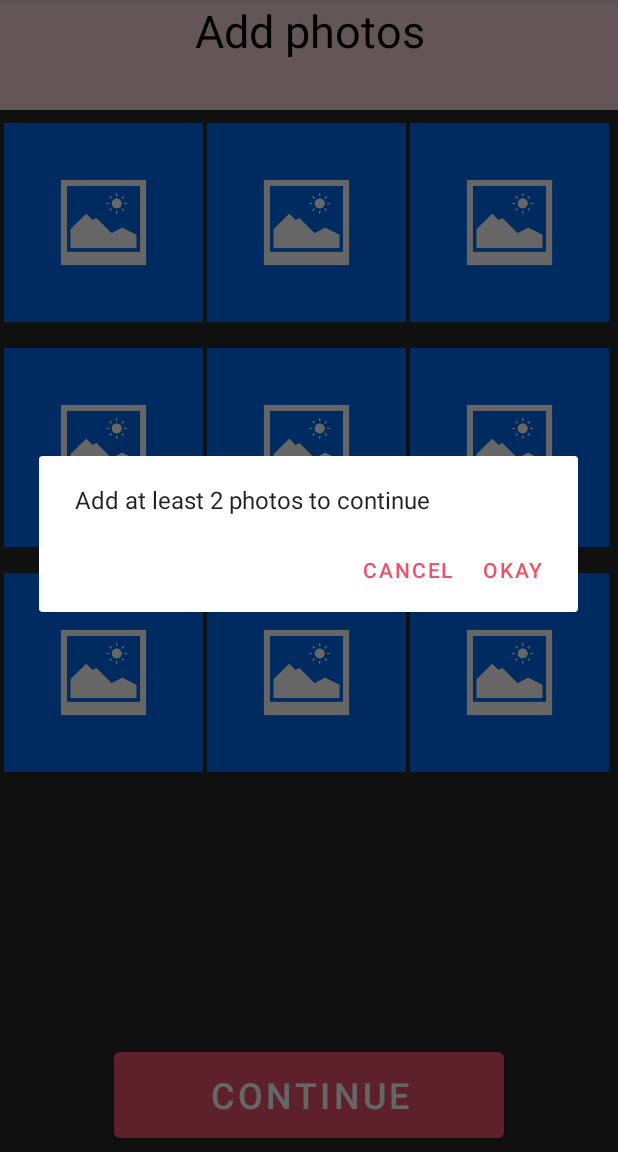
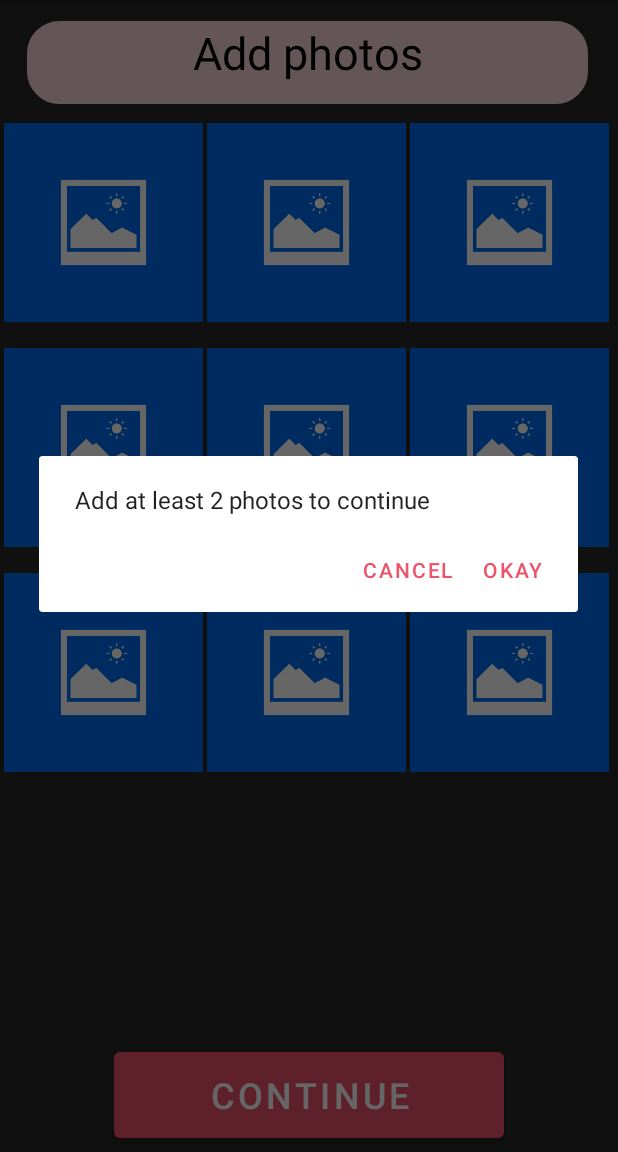
Before and after one commit to Jony8gf/JonathanGonzalezFragaPDM, an Android app: the MainActivity2_ImagenesDePerfil screen opened directly, with no data from a screen before it, after a tap on "CONTINUE", on a phone screen of 412 x 824 dp, the part 84-1236 px from its top. Run offline under Robolectric (Android 15) with nearby library versions, the phone set to English and light mode, and no system bars; our stand-ins replace Firebase (no records; nobody signed in at launch, a user with empty details on screens opened directly); pictures from the network do not load.

Commit message:
Material Design v3

```diff
--- a/app/src/main/java/com/example/jonathangonzalezfragapdm/MainActivity.java
+++ b/app/src/main/java/com/example/jonathangonzalezfragapdm/MainActivity.java
@@ -85,8 +85,8 @@ public class MainActivity extends AppCompatActivity {
         mpMusica.release();
 
         //Intent intent = new Intent(this, MainActivity2_ReiniciarContrasena.class);
-        Intent intent = new Intent(this, MainActivity2_Perfil.class);
-        //Intent intent = new Intent(this, MainActivity2_ImagenesDePerfil.class);
+        //Intent intent = new Intent(this, MainActivity2_Perfil.class);
+        Intent intent = new Intent(this, MainActivity2_ImagenesDePerfil.class);
         startActivity(intent);
         //Finalizar Activity
         finish();
--- /dev/null
+++ b/app/src/main/res/drawable/redondear_textview.xml
@@ -0,0 +1,14 @@
+<?xml version="1.0" encoding="utf-8"?>
+<shape xmlns:android="http://schemas.android.com/apk/res/android" android:shape="rectangle">
+    <solid android:color="@color/pink_safe"/>
+
+    <stroke android:width="3dp"
+        android:color="@color/pink_safe"/>
+
+    <padding android:left="1dp"
+        android:top="1dp"
+        android:right="1dp"
+        android:bottom="1dp"/>
+
+    <corners android:radius="30px"/>
+</shape>
--- a/app/src/main/res/layout-land/activity_main_activity2__creacion_cita.xml
+++ b/app/src/main/res/layout-land/activity_main_activity2__creacion_cita.xml
@@ -31,7 +31,7 @@
         android:layout_marginStart="68dp"
         android:layout_marginTop="5dp"
         android:layout_marginEnd="57dp"
-        android:background="@color/pink_safe"
+        android:background="@drawable/redondear_textview"
         android:text="@string/cita"
         android:textAlignment="center"
         android:textColor="@color/black"
--- a/app/src/main/res/layout-land/activity_main_activity2__imagenes_de_perfil.xml
+++ b/app/src/main/res/layout-land/activity_main_activity2__imagenes_de_perfil.xml
@@ -17,7 +17,7 @@
         android:layout_marginStart="0dp"
         android:layout_marginTop="0dp"
         android:layout_marginEnd="0dp"
-        android:background="@color/pink_safe"
+        android:background="@drawable/redondear_textview"
         android:text="@string/añadir_fotos"
         android:textAlignment="center"
         android:textColor="#000000"
@@ -69,7 +69,7 @@
                     android:layout_height="150dp"
                     android:layout_weight="1"
                     android:contentDescription="@string/añadir_fotos"
-                    android:onClick="Camera"
+                    android:onClick="onLongSelectorImage"
                     android:paddingLeft="1dp"
                     android:paddingRight="1dp"
                     app:srcCompat="@drawable/previo" />
@@ -80,7 +80,7 @@
                     android:layout_height="150dp"
                     android:layout_weight="1"
                     android:contentDescription="@string/añadir_fotos"
-                    android:onClick="Camera"
+                    android:onClick="onLongSelectorImage"
                     android:paddingLeft="1dp"
                     android:paddingRight="1dp"
                     app:srcCompat="@drawable/previo" />
@@ -91,7 +91,7 @@
                     android:layout_height="150dp"
                     android:layout_weight="1"
                     android:contentDescription="@string/añadir_fotos"
-                    android:onClick="Camera"
+                    android:onClick="onLongSelectorImage"
                     android:paddingLeft="1dp"
                     android:paddingRight="1dp"
                     app:srcCompat="@drawable/previo" />
@@ -115,7 +115,7 @@
                     android:layout_height="150dp"
                     android:layout_weight="1"
                     android:contentDescription="@string/añadir_fotos"
-                    android:onClick="Camera"
+                    android:onClick="onLongSelectorImage"
                     android:paddingLeft="1dp"
                     android:paddingRight="1dp"
                     app:srcCompat="@drawable/previo" />
@@ -126,7 +126,7 @@
                     android:layout_height="150dp"
                     android:layout_weight="1"
                     android:contentDescription="@string/añadir_fotos"
-                    android:onClick="Camera"
+                    android:onClick="onLongSelectorImage"
                     android:paddingLeft="1dp"
                     android:paddingRight="1dp"
                     app:srcCompat="@drawable/previo" />
@@ -137,7 +137,7 @@
                     android:layout_height="150dp"
                     android:layout_weight="1"
                     android:contentDescription="@string/añadir_fotos"
-                    android:onClick="Camera"
+                    android:onClick="onLongSelectorImage"
                     android:paddingLeft="1dp"
                     android:paddingRight="1dp"
                     app:srcCompat="@drawable/previo" />
@@ -161,7 +161,7 @@
                     android:layout_height="150dp"
                     android:layout_weight="1"
                     android:contentDescription="@string/añadir_fotos"
-                    android:onClick="Camera"
+                    android:onClick="onLongSelectorImage"
                     android:paddingLeft="1dp"
                     android:paddingRight="1dp"
                     app:srcCompat="@drawable/previo" />
@@ -172,7 +172,7 @@
                     android:layout_height="150dp"
                     android:layout_weight="1"
                     android:contentDescription="@string/añadir_fotos"
-                    android:onClick="Camera"
+                    android:onClick="onLongSelectorImage"
                     android:paddingLeft="1dp"
                     android:paddingRight="1dp"
                     app:srcCompat="@drawable/previo" />
@@ -183,7 +183,7 @@
                     android:layout_height="150dp"
                     android:layout_weight="1"
                     android:contentDescription="@string/añadir_fotos"
-                    android:onClick="Camera"
+                    android:onClick="onLongSelectorImage"
                     android:paddingLeft="1dp"
                     android:paddingRight="1dp"
                     app:srcCompat="@drawable/previo" />
--- a/app/src/main/res/layout-land/activity_main_activity2__muestrame.xml
+++ b/app/src/main/res/layout-land/activity_main_activity2__muestrame.xml
@@ -43,7 +43,7 @@
             android:layout_marginStart="0dp"
             android:layout_marginTop="0dp"
             android:layout_marginEnd="0dp"
-            android:background="@color/pink_safe"
+            android:background="@drawable/redondear_textview"
             android:text="@string/muestrame"
             android:textAlignment="center"
             android:textColor="#000000"
@@ -99,7 +99,7 @@
             android:layout_marginStart="0dp"
             android:layout_marginTop="0dp"
             android:layout_marginEnd="0dp"
-            android:background="@color/pink_safe"
+            android:background="@drawable/redondear_textview"
             android:text="@string/busco"
             android:textAlignment="center"
             android:textColor="#000000"
--- a/app/src/main/res/layout/activity_main_activity2__bienvenida_normas.xml
+++ b/app/src/main/res/layout/activity_main_activity2__bienvenida_normas.xml
@@ -85,11 +85,11 @@
         android:layout_marginStart="0dp"
         android:layout_marginTop="0dp"
         android:layout_marginEnd="0dp"
-        android:background="@color/pink_safe"
         android:text="@string/bienvenida"
         android:textAlignment="center"
         android:textColor="#000000"
-        android:textSize="30sp" />
+        android:textSize="30sp"
+        android:background="@drawable/redondear_textview"/>
 
     <Button
         android:id="@+id/button_AceptoNormas"
--- a/app/src/main/res/layout/activity_main_activity2__creacion_cita.xml
+++ b/app/src/main/res/layout/activity_main_activity2__creacion_cita.xml
@@ -29,13 +29,13 @@
         android:layout_marginStart="62dp"
         android:layout_marginTop="20dp"
         android:layout_marginEnd="63dp"
-        android:background="@color/pink_safe"
         android:text="@string/cita"
         android:textAlignment="center"
         android:textColor="@color/black"
         android:textColorLink="#FFFFFF"
         android:textSize="24sp"
-        android:textStyle="italic" />
+        android:textStyle="italic"
+        android:background="@drawable/redondear_textview"/>
 
     <Button
         android:id="@+id/button_PropuestaDeCita"
--- a/app/src/main/res/layout/activity_main_activity2__imagenes_de_perfil.xml
+++ b/app/src/main/res/layout/activity_main_activity2__imagenes_de_perfil.xml
@@ -9,15 +9,16 @@
 
     <TextView
         android:id="@+id/textView_AñadirImagenes"
-        android:layout_width="match_parent"
-        android:layout_height="73dp"
+        android:layout_width="373dp"
+        android:layout_height="55dp"
         android:layout_alignParentStart="true"
         android:layout_alignParentTop="true"
         android:layout_alignParentEnd="true"
-        android:layout_marginStart="0dp"
-        android:layout_marginTop="0dp"
-        android:layout_marginEnd="0dp"
-        android:background="@color/pink_safe"
+        android:layout_centerHorizontal="true"
+        android:layout_marginStart="18dp"
+        android:layout_marginTop="14dp"
+        android:layout_marginEnd="20dp"
+        android:background="@drawable/redondear_textview"
         android:text="@string/añadir_fotos"
         android:textAlignment="center"
         android:textColor="#000000"
--- a/app/src/main/res/layout/activity_main_activity2__muestrame.xml
+++ b/app/src/main/res/layout/activity_main_activity2__muestrame.xml
@@ -47,7 +47,7 @@
                 android:layout_marginStart="0dp"
                 android:layout_marginTop="0dp"
                 android:layout_marginEnd="0dp"
-                android:background="@color/pink_safe"
+                android:background="@drawable/redondear_textview"
                 android:text="@string/busco"
                 android:textAlignment="center"
                 android:textColor="#000000"
@@ -99,7 +99,7 @@
                 android:layout_marginStart="0dp"
                 android:layout_marginTop="0dp"
                 android:layout_marginEnd="0dp"
-                android:background="@color/pink_safe"
+                android:background="@drawable/redondear_textview"
                 android:text="@string/muestrame"
                 android:textAlignment="center"
                 android:textColor="#000000"
--- a/app/src/main/res/layout/fragment_home.xml
+++ b/app/src/main/res/layout/fragment_home.xml
@@ -23,7 +23,7 @@
         android:layout_width="157dp"
         android:layout_height="29dp"
         android:layout_marginTop="28dp"
-        android:background="@color/pink_safe"
+        android:background="@drawable/redondear_textview"
         android:text="@string/nombre"
         android:textAlignment="center"
         android:textColor="@color/black"
```
Also changed, not shown: app/src/main/java/com/example/jonathangonzalezfragapdm/MainActivity2_ImagenesDePerfil.java (+10 -1 lines), app/src/main/res/layout-land/activity_main__slot_machine.xml (added, +84 -0 lines), app/src/main/res/layout/activity_main_activity2__datos_personales.xml (+4 -4 lines), app/src/main/res/layout/activity_main_activity2__registro.xml (+8 -7 lines).
